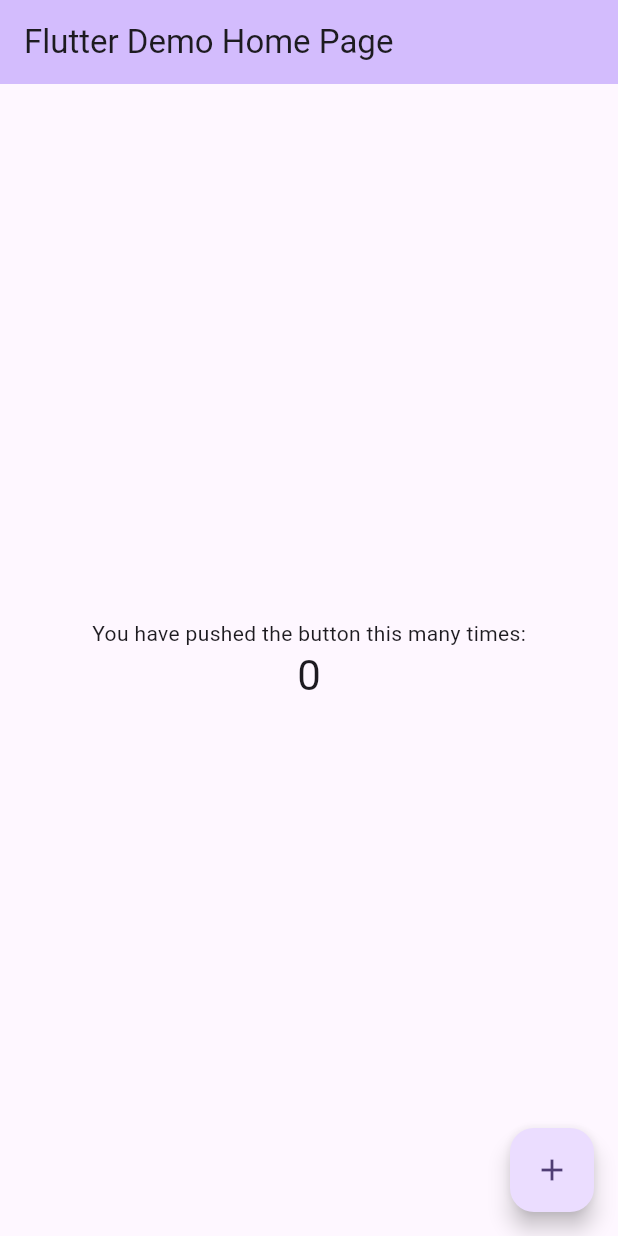
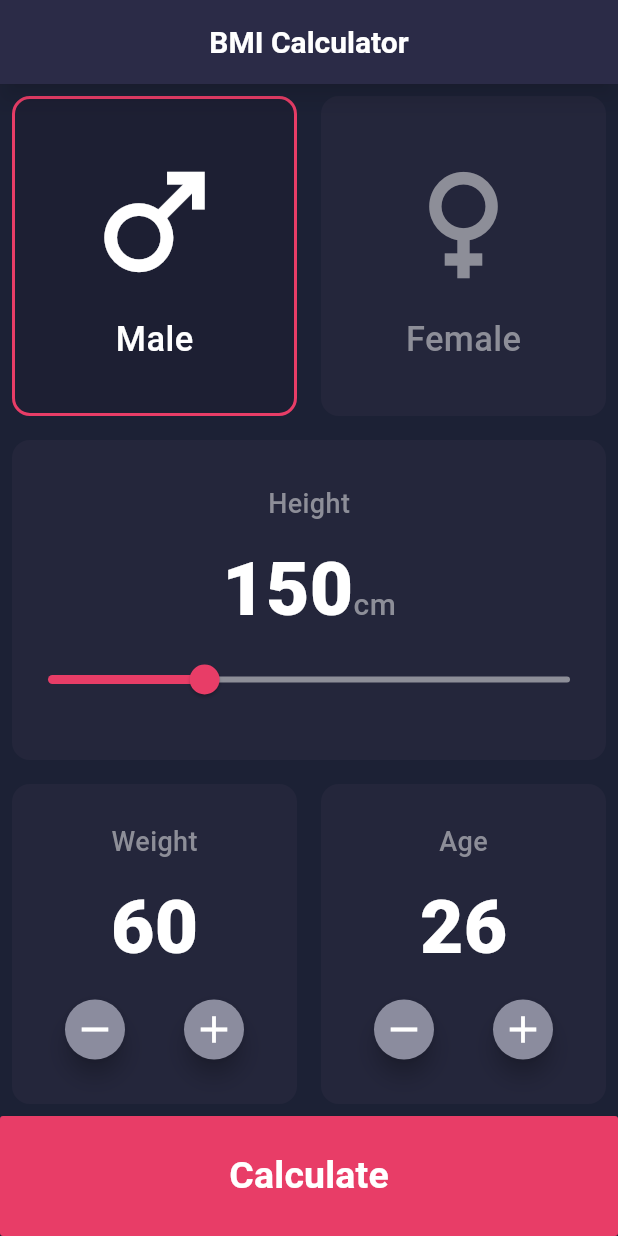
Before and after one commit to Clark605/bmi_app, a Flutter app: the screen it shows after launch, on a phone screen of 412 x 824 dp. Run offline on Flutter 3.47's test engine with Material 3 defaults, Android fonts, the phone set to English and light mode, and no system bars.

Commit message:
Add BMI calculator functionality with UI components and assets

```diff
--- a/lib/main.dart
+++ b/lib/main.dart
@@ -1,3 +1,5 @@
+import 'package:bmi_app/screens/bmi_screen.dart';
+import 'package:bmi_app/screens/result_screen.dart';
 import 'package:flutter/material.dart';
 
 void main() {
@@ -7,116 +9,16 @@ void main() {
 class MyApp extends StatelessWidget {
   const MyApp({super.key});
 
-  // This widget is the root of your application.
   @override
   Widget build(BuildContext context) {
     return MaterialApp(
-      title: 'Flutter Demo',
-      theme: ThemeData(
-        // This is the theme of your application.
-        //
-        // TRY THIS: Try running your application with "flutter run". You'll see
-        // the application has a purple toolbar. Then, without quitting the app,
-        // try changing the seedColor in the colorScheme below to Colors.green
-        // and then invoke "hot reload" (save your changes or press the "hot
-        // reload" button in a Flutter-supported IDE, or press "r" if you used
-        // the command line to start the app).
-        //
-        // Notice that the counter didn't reset back to zero; the application
-        // state is not lost during the reload. To reset the state, use hot
-        // restart instead.
-        //
-        // This works for code too, not just values: Most code changes can be
-        // tested with just a hot reload.
-        colorScheme: ColorScheme.fromSeed(seedColor: Colors.deepPurple),
-      ),
-      home: const MyHomePage(title: 'Flutter Demo Home Page'),
+      title: "BMI_App",
+      debugShowCheckedModeBanner: false,
+      initialRoute: BmiScreen.routeName,
+      routes: {
+        BmiScreen.routeName: (context) => const BmiScreen(),
+        ResultScreen.routeName: (context) => const ResultScreen(),
+      },
     );
   }
 }
-
-class MyHomePage extends StatefulWidget {
-  const MyHomePage({super.key, required this.title});
-
-  // This widget is the home page of your application. It is stateful, meaning
-  // that it has a State object (defined below) that contains fields that affect
-  // how it looks.
-
-  // This class is the configuration for the state. It holds the values (in this
-  // case the title) provided by the parent (in this case the App widget) and
-  // used by the build method of the State. Fields in a Widget subclass are
-  // always marked "final".
-
-  final String title;
-
-  @override
-  State<MyHomePage> createState() => _MyHomePageState();
-}
-
-class _MyHomePageState extends State<MyHomePage> {
-  int _counter = 0;
-
-  void _incrementCounter() {
-    setState(() {
-      // This call to setState tells the Flutter framework that something has
-      // changed in this State, which causes it to rerun the build method below
-      // so that the display can reflect the updated values. If we changed
-      // _counter without calling setState(), then the build method would not be
-      // called again, and so nothing would appear to happen.
-      _counter++;
-    });
-  }
-
-  @override
-  Widget build(BuildContext context) {
-    // This method is rerun every time setState is called, for instance as done
-    // by the _incrementCounter method above.
-    //
-    // The Flutter framework has been optimized to make rerunning build methods
-    // fast, so that you can just rebuild anything that needs updating rather
-    // than having to individually change instances of widgets.
-    return Scaffold(
-      appBar: AppBar(
-        // TRY THIS: Try changing the color here to a specific color (to
-        // Colors.amber, perhaps?) and trigger a hot reload to see the AppBar
-        // change color while the other colors stay the same.
-        backgroundColor: Theme.of(context).colorScheme.inversePrimary,
-        // Here we take the value from the MyHomePage object that was created by
-        // the App.build method, and use it to set our appbar title.
-        title: Text(widget.title),
-      ),
-      body: Center(
-        // Center is a layout widget. It takes a single child and positions it
-        // in the middle of the parent.
-        child: Column(
-          // Column is also a layout widget. It takes a list of children and
-          // arranges them vertically. By default, it sizes itself to fit its
-          // children horizontally, and tries to be as tall as its parent.
-          //
-          // Column has various properties to control how it sizes itself and
-          // how it positions its children. Here we use mainAxisAlignment to
-          // center the children vertically; the main axis here is the vertical
-          // axis because Columns are vertical (the cross axis would be
-          // horizontal).
-          //
-          // TRY THIS: Invoke "debug painting" (choose the "Toggle Debug Paint"
-          // action in the IDE, or press "p" in the console), to see the
-          // wireframe for each widget.
-          mainAxisAlignment: MainAxisAlignment.center,
-          children: <Widget>[
-            const Text('You have pushed the button this many times:'),
-            Text(
-              '$_counter',
-              style: Theme.of(context).textTheme.headlineMedium,
-            ),
-          ],
-        ),
-      ),
-      floatingActionButton: FloatingActionButton(
-        onPressed: _incrementCounter,
-        tooltip: 'Increment',
-        child: const Icon(Icons.add),
-      ), // This trailing comma makes auto-formatting nicer for build methods.
-    );
-  }
-}
--- /dev/null
+++ b/lib/models/bmi_calculator.dart
@@ -0,0 +1,55 @@
+import 'dart:math';
+
+import 'package:flutter/material.dart';
+
+class BMICalculator {
+  final int height;
+  final int weight;
+  final int age;
+  final bool isMale;
+
+  BMICalculator({
+    required this.height,
+    required this.weight,
+    required this.age,
+    required this.isMale,
+  });
+
+  double calculateBMI() {
+    double heightInMeters = height / 100;
+    return weight / pow(heightInMeters, 2);
+  }
+
+  String getResult() {
+    double bmi = calculateBMI();
+    if (bmi >= 25) {
+      return 'Overweight';
+    } else if (bmi > 18.5) {
+      return 'Normal';
+    } else {
+      return 'Underweight';
+    }
+  }
+
+  String getInterpretation() {
+    double bmi = calculateBMI();
+    if (bmi >= 25) {
+      return 'You have a higher than normal body weight. Try to exercise more.';
+    } else if (bmi >= 18.5) {
+      return 'You have a normal body weight. Good job!';
+    } else {
+      return 'You have a lower than normal body weight. You can eat a bit more.';
+    }
+  }
+
+  Color getResultColor() {
+    String resultText = getResult();
+    if (resultText == 'Normal') {
+      return Colors.green;
+    } else if (resultText == 'Overweight') {
+      return Colors.orange;
+    } else {
+      return Colors.yellow;
+    }
+  }
+}
--- /dev/null
+++ b/lib/screens/bmi_screen.dart
@@ -0,0 +1,118 @@
+import 'package:bmi_app/models/bmi_calculator.dart';
+import 'package:bmi_app/screens/result_screen.dart';
+import 'package:bmi_app/widgets/calculate_button.dart';
+import 'package:bmi_app/widgets/counter_card.dart';
+import 'package:bmi_app/widgets/gender_card.dart';
+import 'package:bmi_app/widgets/height_slider.dart';
+import 'package:bmi_app/widgets/my_app_bar.dart';
+import 'package:flutter/material.dart';
+
+class BmiScreen extends StatefulWidget {
+  const BmiScreen({super.key});
+  static const String routeName = '/bmi';
+
+  @override
+  State<BmiScreen> createState() => _BmiScreenState();
+}
+
+class _BmiScreenState extends State<BmiScreen> {
+  bool isMale = true;
+  int height = 150;
+  int weight = 60;
+  int age = 26;
+
+  void _calculateBMI() {
+    BMICalculator calculator = BMICalculator(
+      height: height,
+      weight: weight,
+      age: age,
+      isMale: isMale,
+    );
+
+    Navigator.pushNamed(context, ResultScreen.routeName, arguments: calculator);
+  }
+
+  @override
+  Widget build(BuildContext context) {
+    return Scaffold(
+      backgroundColor: const Color(0xff1C2135),
+      appBar: const MyAppBar(),
+      body: Column(
+        crossAxisAlignment: CrossAxisAlignment.stretch,
+        children: [
+          Expanded(
+            child: Row(
+              children: [
+                GenderCard(
+                  icon: Icons.male,
+                  label: 'Male',
+                  isSelected: isMale,
+                  onTap: () {
+                    setState(() {
+                      isMale = true;
+                    });
+                  },
+                ),
+                GenderCard(
+                  icon: Icons.female,
+                  label: 'Female',
+                  isSelected: !isMale,
+                  onTap: () {
+                    setState(() {
+                      isMale = false;
+                    });
+                  },
+                ),
+              ],
+            ),
+          ),
+          Expanded(
+            child: HeightSlider(
+              height: height,
+              onChanged: (newHeight) {
+                setState(() {
+                  height = newHeight.round();
+                });
+              },
+            ),
+          ),
+          Expanded(
+            child: Row(
+              children: [
+                CounterCard(
+                  label: 'Weight',
+                  value: weight,
+                  onIncrement: () {
+                    setState(() {
+                      weight++;
+                    });
+                  },
+                  onDecrement: () {
+                    setState(() {
+                      if (weight > 1) weight--;
+                    });
+                  },
+                ),
+                CounterCard(
+                  label: 'Age',
+                  value: age,
+                  onIncrement: () {
+                    setState(() {
+                      age++;
+                    });
+                  },
+                  onDecrement: () {
+                    setState(() {
+                      if (age > 1) age--;
+                    });
+                  },
+                ),
+              ],
+            ),
+          ),
+          CalculateButton(onPressed: _calculateBMI, label: 'Calculate'),
+        ],
+      ),
+    );
+  }
+}
--- /dev/null
+++ b/lib/screens/result_screen.dart
@@ -0,0 +1,78 @@
+import 'package:bmi_app/models/bmi_calculator.dart';
+import 'package:bmi_app/widgets/calculate_button.dart';
+import 'package:bmi_app/widgets/my_app_bar.dart';
+import 'package:flutter/material.dart';
+
+class ResultScreen extends StatelessWidget {
+  static const String routeName = '/result';
+
+  const ResultScreen({super.key});
+
+  @override
+  Widget build(BuildContext context) {
+    final BMICalculator calculator =
+        ModalRoute.of(context)!.settings.arguments as BMICalculator;
+    return Scaffold(
+      backgroundColor: const Color(0xff1C2135),
+      appBar: const MyAppBar(),
+      body: Column(
+        crossAxisAlignment: CrossAxisAlignment.start,
+        children: [
+          Padding(
+            padding: const EdgeInsets.all(15.0),
+            child: const Text(
+              'Your Result',
+              style: TextStyle(
+                fontSize: 40,
+                fontWeight: FontWeight.bold,
+                color: Colors.white,
+              ),
+            ),
+          ),
+          Expanded(
+            child: Container(
+              margin: const EdgeInsets.all(15),
+              decoration: BoxDecoration(
+                color: const Color(0xff24263B),
+                borderRadius: BorderRadius.circular(12),
+              ),
+              child: Column(
+                crossAxisAlignment: CrossAxisAlignment.center,
+                children: [
+                  const SizedBox(height: 50),
+                  Text(
+                    calculator.getResult().toUpperCase(),
+                    style: TextStyle(
+                      fontSize: 22,
+                      fontWeight: FontWeight.bold,
+                      color: calculator.getResultColor(),
+                    ),
+                  ),
+                  const SizedBox(height: 30),
+                  Text(
+                    calculator.calculateBMI().toStringAsFixed(1),
+                    style: const TextStyle(
+                      fontSize: 100,
+                      fontWeight: FontWeight.bold,
+                      color: Colors.white,
+                    ),
+                  ),
+                  const SizedBox(height: 60),
+                  Text(
+                    calculator.getInterpretation(),
+                    textAlign: TextAlign.center,
+                    style: const TextStyle(fontSize: 18, color: Colors.white70),
+                  ),
+                ],
+              ),
+            ),
+          ),
+          CalculateButton(
+            onPressed: () => Navigator.pop(context),
+            label: 'Re-Calculate',
+          ),
+        ],
+      ),
+    );
+  }
+}
--- /dev/null
+++ b/lib/widgets/calculate_button.dart
@@ -0,0 +1,32 @@
+import 'package:flutter/material.dart';
+
+class CalculateButton extends StatelessWidget {
+  final VoidCallback onPressed;
+  final String label;
+
+  const CalculateButton({
+    super.key,
+    required this.onPressed,
+    required this.label,
+  });
+
+  @override
+  Widget build(BuildContext context) {
+    return MaterialButton(
+      onPressed: onPressed,
+      minWidth: double.infinity,
+      height: 80,
+      color: const Color(0xffE83D67),
+      child: Center(
+        child: Text(
+          label,
+          style: TextStyle(
+            fontSize: 25,
+            fontWeight: FontWeight.bold,
+            color: Colors.white,
+          ),
+        ),
+      ),
+    );
+  }
+}
--- /dev/null
+++ b/lib/widgets/counter_card.dart
@@ -0,0 +1,80 @@
+import 'package:flutter/material.dart';
+
+class CounterCard extends StatelessWidget {
+  final String label;
+  final int value;
+  final VoidCallback onIncrement;
+  final VoidCallback onDecrement;
+
+  const CounterCard({
+    super.key,
+    required this.label,
+    required this.value,
+    required this.onIncrement,
+    required this.onDecrement,
+  });
+
+  @override
+  Widget build(BuildContext context) {
+    return Expanded(
+      child: Container(
+        margin: const EdgeInsets.all(8),
+        decoration: BoxDecoration(
+          color: const Color(0xff24263B),
+          borderRadius: BorderRadius.circular(12),
+        ),
+        child: Column(
+          mainAxisAlignment: MainAxisAlignment.center,
+          children: [
+            Text(
+              label,
+              style: const TextStyle(
+                fontSize: 18,
+                color: Color(0xff8D8E98),
+                fontWeight: FontWeight.w500,
+              ),
+            ),
+            const SizedBox(height: 8),
+            Text(
+              value.toString(),
+              style: const TextStyle(
+                fontSize: 50,
+                fontWeight: FontWeight.w900,
+                color: Colors.white,
+              ),
+            ),
+            const SizedBox(height: 8),
+            Row(
+              mainAxisAlignment: MainAxisAlignment.spaceEvenly,
+
+              children: [
+                _RoundIconButton(icon: Icons.remove, onPressed: onDecrement),
+
+                _RoundIconButton(icon: Icons.add, onPressed: onIncrement),
+              ],
+            ),
+          ],
+        ),
+      ),
+    );
+  }
+}
+
+class _RoundIconButton extends StatelessWidget {
+  final IconData icon;
+  final VoidCallback onPressed;
+
+  const _RoundIconButton({required this.icon, required this.onPressed});
+
+  @override
+  Widget build(BuildContext context) {
+    return FloatingActionButton(
+      mini: true,
+      heroTag: null,
+      backgroundColor: const Color(0xff8B8C9E),
+      onPressed: onPressed,
+      shape: const CircleBorder(),
+      child: Icon(icon, color: Colors.white, size: 30),
+    );
+  }
+}
--- /dev/null
+++ b/lib/widgets/gender_card.dart
@@ -0,0 +1,56 @@
+import 'package:flutter/material.dart';
+
+class GenderCard extends StatelessWidget {
+  final IconData icon;
+  final String label;
+  final bool isSelected;
+  final VoidCallback onTap;
+
+  const GenderCard({
+    super.key,
+    required this.icon,
+    required this.label,
+    required this.isSelected,
+    required this.onTap,
+  });
+
+  @override
+  Widget build(BuildContext context) {
+    return Expanded(
+      child: GestureDetector(
+        onTap: onTap,
+        child: Container(
+          margin: const EdgeInsets.all(8),
+          decoration: BoxDecoration(
+            color: isSelected
+                ? const Color(0xff1D1F33)
+                : const Color(0xff24263B),
+            borderRadius: BorderRadius.circular(12),
+            border: isSelected
+                ? Border.all(color: const Color(0xffE83D67), width: 2)
+                : null,
+          ),
+          child: Column(
+            mainAxisAlignment: MainAxisAlignment.center,
+            children: [
+              Icon(
+                icon,
+                size: 100,
+                color: isSelected ? Colors.white : const Color(0xff8D8E98),
+              ),
+              const SizedBox(height: 12),
+              Text(
+                label,
+                style: TextStyle(
+                  fontSize: 23,
+                  fontWeight: FontWeight.w500,
+                  color: isSelected ? Colors.white : const Color(0xff8D8E98),
+                ),
+              ),
+            ],
+          ),
+        ),
+      ),
+    );
+  }
+}
--- /dev/null
+++ b/lib/widgets/height_slider.dart
@@ -0,0 +1,74 @@
+import 'package:flutter/material.dart';
+
+class HeightSlider extends StatelessWidget {
+  final int height;
+  final ValueChanged<double> onChanged;
+
+  const HeightSlider({
+    super.key,
+    required this.height,
+    required this.onChanged,
+  });
+
+  @override
+  Widget build(BuildContext context) {
+    return Container(
+      margin: const EdgeInsets.all(8),
+      padding: const EdgeInsets.symmetric(vertical: 20),
+      decoration: BoxDecoration(
+        color: const Color(0xff24263B),
+        borderRadius: BorderRadius.circular(12),
+      ),
+      child: Column(
+        mainAxisAlignment: MainAxisAlignment.center,
+        children: [
+          const Text(
+            'Height',
+            style: TextStyle(
+              fontSize: 18,
+              color: Color(0xff8D8E98),
+              fontWeight: FontWeight.w500,
+            ),
+          ),
+          const SizedBox(height: 8),
+          Row(
+            mainAxisAlignment: MainAxisAlignment.center,
+            crossAxisAlignment: CrossAxisAlignment.baseline,
+            textBaseline: TextBaseline.alphabetic,
+            children: [
+              Text(
+                height.toString(),
+                style: const TextStyle(
+                  fontSize: 50,
+                  fontWeight: FontWeight.w900,
+                  color: Colors.white,
+                ),
+              ),
+              const Text(
+                'cm',
+                style: TextStyle(
+                  fontSize: 20,
+                  color: Color(0xff8D8E98),
+                  fontWeight: FontWeight.w500,
+                ),
+              ),
+            ],
+          ),
+          SliderTheme(
+            data: SliderTheme.of(context).copyWith(
+              activeTrackColor: const Color(0xffE83D67),
+              inactiveTrackColor: const Color(0xff8D8E98),
+              thumbColor: const Color(0xffE83D67),
+            ),
+            child: Slider(
+              value: height.toDouble(),
+              min: 120,
+              max: 220,
+              onChanged: onChanged,
+            ),
+          ),
+        ],
+      ),
+    );
+  }
+}
--- /dev/null
+++ b/lib/widgets/my_app_bar.dart
@@ -0,0 +1,27 @@
+import 'package:flutter/material.dart';
+
+class MyAppBar extends StatelessWidget implements PreferredSizeWidget {
+  const MyAppBar({super.key});
+
+  @override
+  Size get preferredSize => const Size.fromHeight(kToolbarHeight);
+
+  @override
+  Widget build(BuildContext context) {
+    return AppBar(
+      foregroundColor: Colors.white,
+      title: const Text(
+        "BMI Calculator",
+        style: TextStyle(
+          color: Colors.white,
+          fontSize: 20,
+          fontWeight: FontWeight.w600,
+        ),
+      ),
+      centerTitle: true,
+      backgroundColor: const Color(0xff24263B),
+      elevation: 6,
+      shadowColor: Colors.black54,
+    );
+  }
+}
--- a/pubspec.yaml
+++ b/pubspec.yaml
@@ -58,9 +58,8 @@ flutter:
   uses-material-design: true
 
   # To add assets to your application, add an assets section, like this:
-  # assets:
-  #   - images/a_dot_burr.jpeg
-  #   - images/a_dot_ham.jpeg
+  assets:
+    - assets/images/
 
   # An image asset can refer to one or more resolution-specific "variants", see
   # https://flutter.dev/to/resolution-aware-images
```
Also changed, not shown: assets/images/material-symbols_female.png (added), assets/images/material-symbols_male.png (added).
